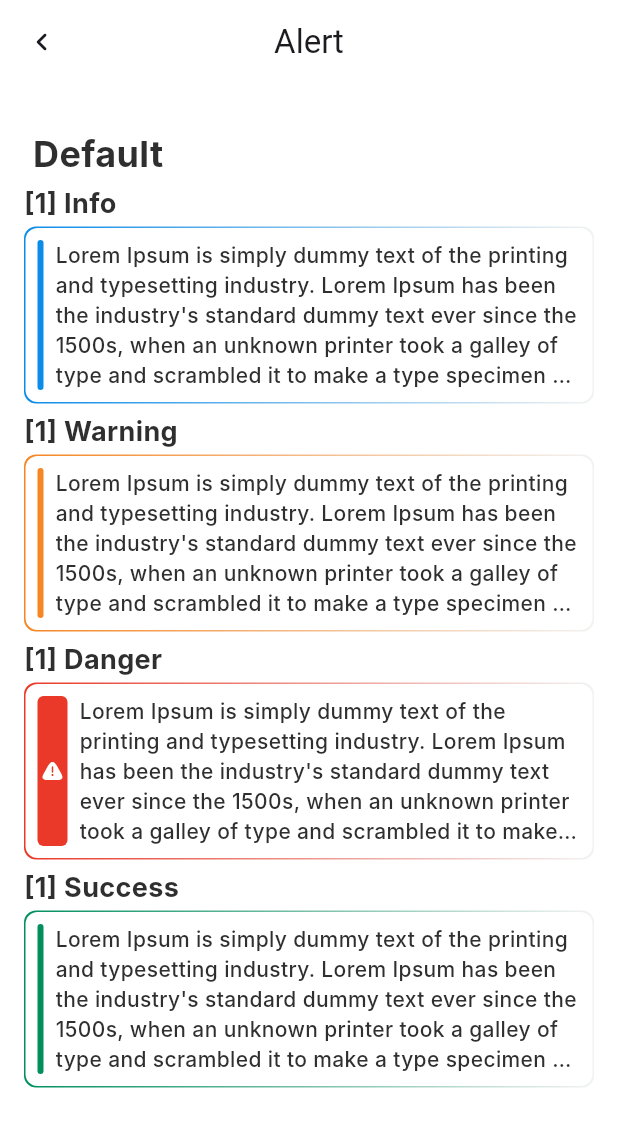
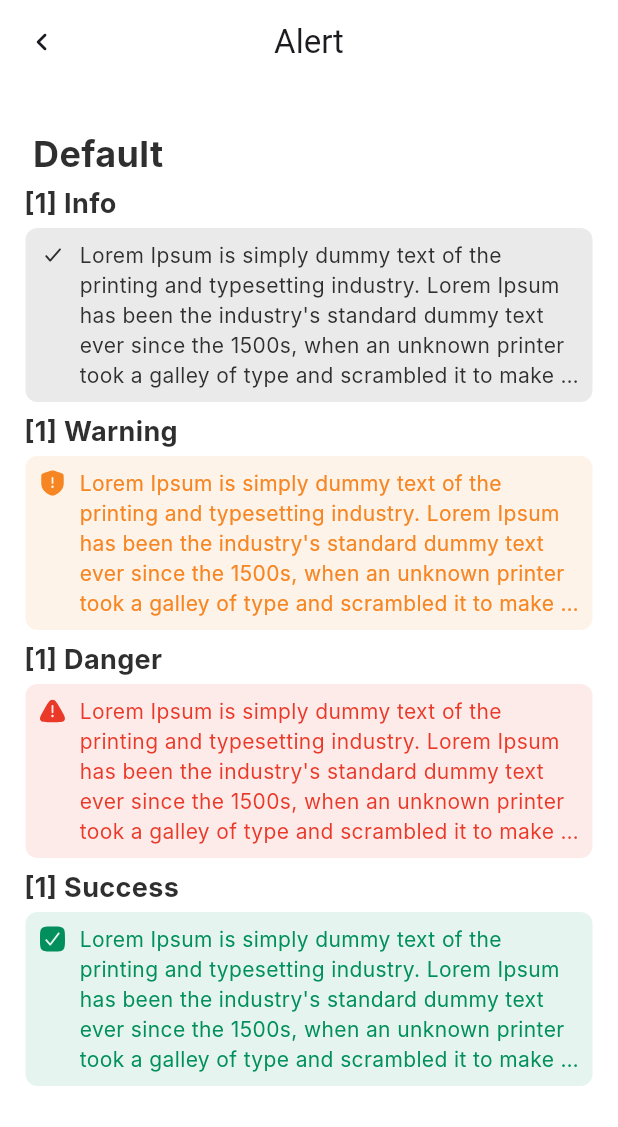
Before and after one commit to ShoshiDeveloper/shoshi_ui, a Flutter app: the screen it shows after launch, after a tap on "Alert", on a phone screen of 412 x 824 dp. Shown: the top 1127 px of the screen. Run offline on Flutter 3.47's test engine with Material 3 defaults, Android fonts, the phone set to English and light mode, and no system bars; our stand-ins replace flutter_svg, skeletonizer; Roboto replaces fonts that are missing (Inter).

Commit message:
refactor: rework Alert design

```diff
--- a/example/lib/demo/pages/alert_demo.dart
+++ b/example/lib/demo/pages/alert_demo.dart
@@ -16,7 +16,10 @@ class AlertDemo extends StatelessWidget {
       title: 'Alert',
       children: [
         DemoHeader('Default'),
-        DemoSection(title: DemoTitle('Info', number: 1), demo: SAlert(text, SAlertStatus.info)),
+        DemoSection(
+          title: DemoTitle('Info', number: 1),
+          demo: SAlert(text, SAlertStatus.info, icon: SIconsOutlined.check),
+        ),
         DemoSection(
           title: DemoTitle('Warning', number: 1),
           demo: SAlert(text, SAlertStatus.warning),
--- a/lib/src/extension/color_x.dart
+++ b/lib/src/extension/color_x.dart
@@ -1,5 +1,5 @@
 import 'package:flutter/material.dart';
 
 extension ColorX on Color {
-  Color get light => withOpacity(0.25);
+  Color get light => withOpacity(0.10);
 }
--- a/lib/src/widgets/alert/alert.dart
+++ b/lib/src/widgets/alert/alert.dart
@@ -20,67 +20,64 @@ enum SAlertStatus {
     SAlertStatus.warning => onWarning.call(),
     SAlertStatus.success => onSuccess.call(),
   };
+
+  SIconData get defIcon => switch (this) {
+    SAlertStatus.info => SIconsOutlined.check,
+    SAlertStatus.danger => SIconsFilled.dangerTriangle,
+    SAlertStatus.warning => SIconsFilled.shieldWarning,
+    SAlertStatus.success => SIconsFilled.success,
+  };
 }
 
 class SAlert extends StatelessWidget {
-  const SAlert(this.text, this.status, {this.icon, super.key});
+  const SAlert(this.text, this.status, {this.icon, this.hasBorder = false, super.key});
 
   final String text;
   final SAlertStatus status;
-  final SIconsFilled? icon;
+  final SIconData? icon;
+  final bool hasBorder;
 
   @override
   Widget build(final BuildContext context) {
     final theme = context.theme;
 
     final color = status.when(
-      onInfo: () => theme.serviceColors.primary,
+      onInfo: () => theme.textColors.primary,
       onDanger: () => theme.serviceColors.danger,
       onWarning: () => theme.serviceColors.warning,
       onSuccess: () => theme.serviceColors.success,
+    );
+    final bgColor = status.when(
+      onInfo: () => theme.textColors.primary.light,
+      onDanger: () => theme.serviceColors.danger.light,
+      onWarning: () => theme.serviceColors.warning.light,
+      onSuccess: () => theme.serviceColors.success.light,
     );
 
     return Container(
       padding: EdgeInsets.all(1),
       decoration: BoxDecoration(
-        gradient: LinearGradient(colors: [color, theme.bgColors.secondary]),
+        // gradient: LinearGradient(colors: [color, theme.bgColors.secondary]),
         borderRadius: BorderRadius.circular(SRadii.s08),
       ),
       child: Container(
         padding: EdgeInsets.all(SSpacings.s08),
         decoration: BoxDecoration(
-          color: theme.bgColors.primary,
+          color: bgColor,
           borderRadius: BorderRadius.circular(SRadii.s08),
+          border: hasBorder ? Border.all(color: color, width: 0.75) : null,
         ),
-        child: IntrinsicHeight(
         child: Row(
           spacing: SSpacings.s08,
           crossAxisAlignment: CrossAxisAlignment.start,
           children: [
-              Container(
-                constraints: BoxConstraints(minWidth: 4),
-                padding: EdgeInsets.all(2),
-                decoration: BoxDecoration(
-                  color: color,
-                  borderRadius: BorderRadius.circular(SRadii.s04),
-                ),
-                child: icon != null
-                    ? Center(
-                        child: SIcon.filled(
-                          icon: icon!,
-                          size: 16,
-                          color: theme.textColors.inversePrimary,
-                        ),
-                      )
-                    : null,
+            Center(
+              child: SIcon(icon: icon ?? status.defIcon, size: 20, color: color),
             ),
             Expanded(
               child: Text(
                 text,
-                  style: theme.textStyles.body2(
-                    color: theme.textColors.primary,
-                    weight: FontWeight.w500,
-                  ),
+                style: theme.textStyles.body2(color: color),
                 maxLines: 5,
                 overflow: TextOverflow.ellipsis,
               ),
@@ -88,7 +85,6 @@ class SAlert extends StatelessWidget {
           ],
         ),
       ),
-      ),
     );
   }
 }
```
Lines whose indentation alone changed are shown as unchanged.
